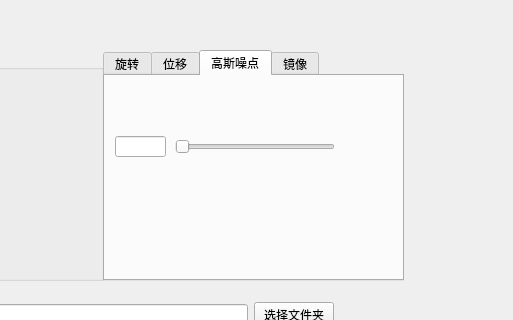
Meroke/DataEnhancementTool, file Window.ui: the form before one commit; both pictures show x 287 to 800 and y 0 to 320 of the 800 by 600 pixel window.
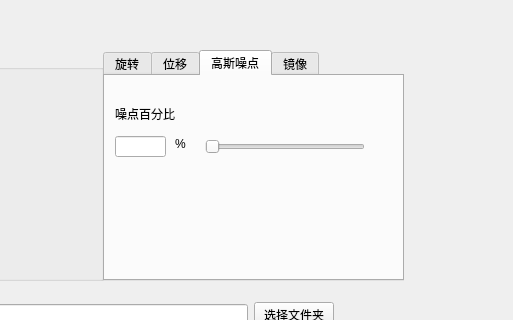
The form after the commit.

Commit message: Fix the value error of slider and add a requirement.txt

Diff of the .ui file:
```diff
--- a/Window.ui
+++ b/Window.ui
@@ -120,7 +120,7 @@
      <widget class="QSlider" name="GaussRateSlider">
       <property name="geometry">
        <rect>
-        <x>70</x>
+        <x>100</x>
         <y>60</y>
         <width>160</width>
         <height>22</height>
@@ -140,6 +140,32 @@
        </rect>
       </property>
      </widget>
+     <widget class="QLabel" name="label_3">
+      <property name="geometry">
+       <rect>
+        <x>10</x>
+        <y>30</y>
+        <width>111</width>
+        <height>16</height>
+       </rect>
+      </property>
+      <property name="text">
+       <string>噪点百分比</string>
+      </property>
+     </widget>
+     <widget class="QLabel" name="label_4">
+      <property name="geometry">
+       <rect>
+        <x>70</x>
+        <y>60</y>
+        <width>21</width>
+        <height>16</height>
+       </rect>
+      </property>
+      <property name="text">
+       <string>%</string>
+      </property>
+     </widget>
     </widget>
     <widget class="QWidget" name="MirrTab">
      <attribute name="title">
```
The commit also changes 6 other files.
